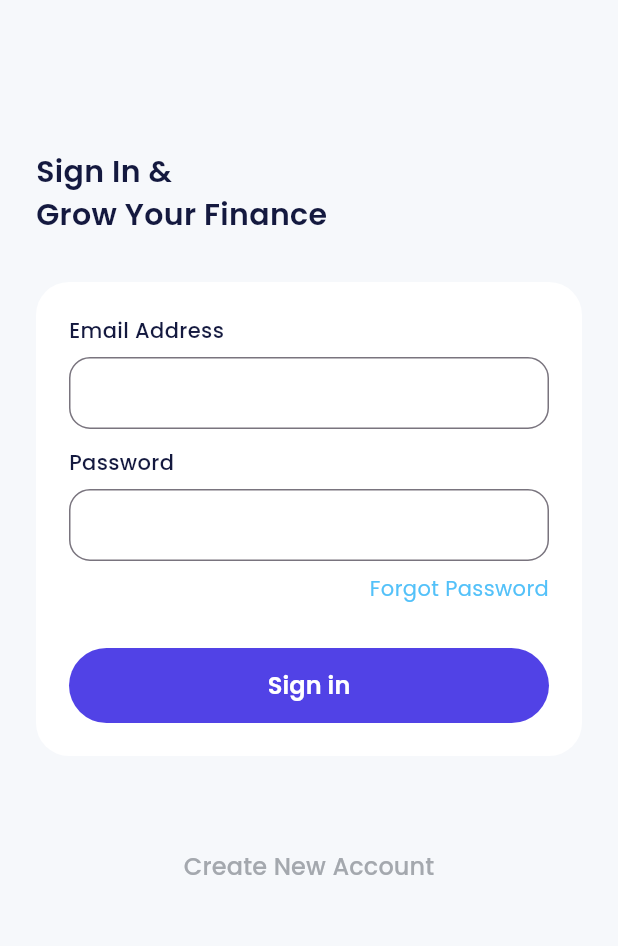
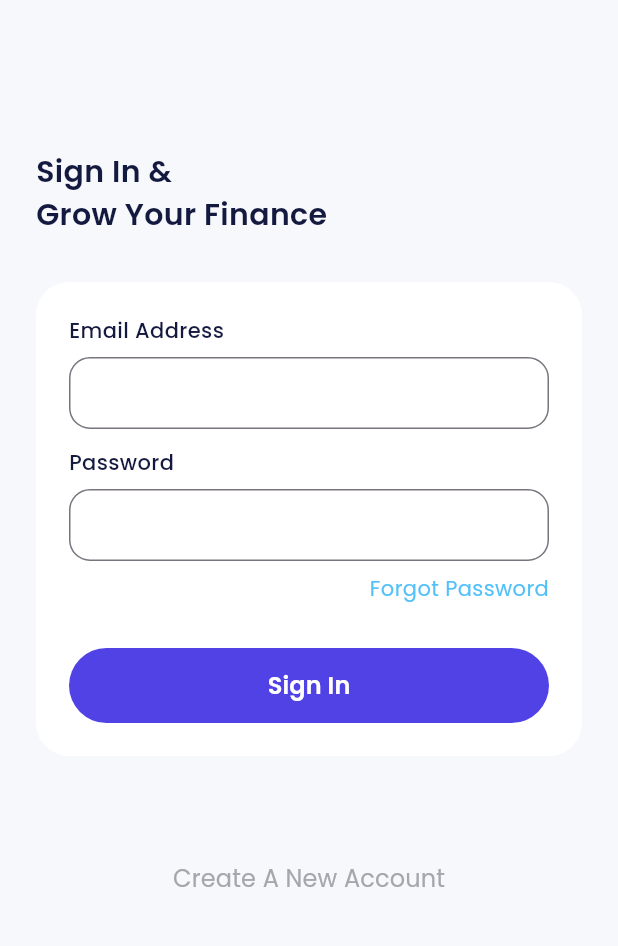
Before and after one commit to kingslyDev/E-walletmobile, a Flutter app: the SigninPage screen opened directly, on a phone screen of 412 x 824 dp, the part 225-1171 px from its top. Run offline on Flutter 3.47's test engine with Material 3 defaults, Android fonts, the phone set to English and light mode, and no system bars; our stand-ins replace carousel_slider, google_fonts.

Commit message:
widget textfield

```diff
--- a/lib/ui/pages/onboarding_page.dart
+++ b/lib/ui/pages/onboarding_page.dart
@@ -107,13 +107,8 @@ class _OnboardingPageState extends State<OnboardingPage> {
                               title: 'Get Started',
                               onPressed: () {},
                             ),
-                            Container(
-                              width: 52,
-                              height: 24,
-                              margin: EdgeInsets.only(
-                                top: 20,
-                              ),
-                              child: TextButton(
+                            CustomTextWidget(
+                              title: 'Login',
                               onPressed: () {
                                 Navigator.push(
                                   context,
@@ -122,17 +117,6 @@ class _OnboardingPageState extends State<OnboardingPage> {
                                   ),
                                 );
                               },
-                                style: TextButton.styleFrom(
-                                  padding: EdgeInsets.zero,
-                                ),
-                                child: Text(
-                                  'Login',
-                                  style: greyTextStyle.copyWith(
-                                    fontSize: 16,
-                                    fontWeight: regular,
-                                  ),
-                                ),
-                              ),
                             ),
                           ],
                         )
--- a/lib/ui/pages/signin_page.dart
+++ b/lib/ui/pages/signin_page.dart
@@ -1,5 +1,7 @@
 import 'package:bankga/shared/themes.dart';
 import 'package:bankga/ui/pages/register_page.dart';
+import 'package:bankga/ui/widgets/button.dart';
+import 'package:bankga/ui/widgets/forms.dart';
 import 'package:flutter/material.dart';
 
 class SigninPage extends StatelessWidget {
@@ -42,46 +44,16 @@ class SigninPage extends StatelessWidget {
               crossAxisAlignment: CrossAxisAlignment.start,
               children: [
                 // Email input
-                Text(
-                  'Email Address',
-                  style: blackTextStyle.copyWith(
-                    fontSize: 14,
-                    fontWeight: medium,
-                  ),
-                ),
-                SizedBox(
-                  height: 8,
-                ),
-                TextFormField(
-                  decoration: InputDecoration(
-                    border: OutlineInputBorder(
-                      borderRadius: BorderRadius.circular(14),
-                    ),
-                    contentPadding: EdgeInsets.all(12),
-                  ),
+                CustomFieldText(
+                  label: 'Email Address',
                 ),
                 SizedBox(
                   height: 12,
                 ),
-                // Email input
-                Text(
-                  'Password',
-                  style: blackTextStyle.copyWith(
-                    fontSize: 14,
-                    fontWeight: medium,
-                  ),
-                ),
-                SizedBox(
-                  height: 8,
-                ),
-                TextFormField(
-                  obscureText: true,
-                  decoration: InputDecoration(
-                    border: OutlineInputBorder(
-                      borderRadius: BorderRadius.circular(14),
-                    ),
-                    contentPadding: EdgeInsets.all(12),
-                  ),
+                // Password input
+                CustomFieldText(
+                  label: 'Password',
+                  obsecure: true,
                 ),
                 SizedBox(
                   height: 8,
@@ -96,25 +68,9 @@ class SigninPage extends StatelessWidget {
                 SizedBox(
                   height: 30,
                 ),
-                Container(
-                  width: double.infinity,
-                  height: 50,
-                  child: TextButton(
-                    onPressed: () {},
-                    style: TextButton.styleFrom(
-                      backgroundColor: purpleColor,
-                      shape: RoundedRectangleBorder(
-                        borderRadius: BorderRadius.circular(56),
-                      ),
-                    ),
-                    child: Text(
-                      'Sign in',
-                      style: whiteTextStyle.copyWith(
-                        fontSize: 16,
-                        fontWeight: semiBold,
-                      ),
-                    ),
-                  ),
+                CustomFilledButton(
+                  title: 'Sign In',
+                  onPressed: () {},
                 ),
               ],
             ),
@@ -122,26 +78,7 @@ class SigninPage extends StatelessWidget {
           SizedBox(
             height: 50,
           ),
-          Center(
-            child: Container(
-              child: TextButton(
-                onPressed: () {
-                  Navigator.push(
-                    context,
-                    MaterialPageRoute(
-                      builder: (context) => RegisterPage(),
-                    ),
-                  );
-                },
-                child: Text(
-                  'Create New Account',
-                  style: greyTextStyle.copyWith(
-                    fontSize: 16,
-                  ),
-                ),
-              ),
-            ),
-          ),
+          CustomTextWidget(title: 'Create A New Account'),
         ],
       ),
     );
--- a/lib/ui/widgets/button.dart
+++ b/lib/ui/widgets/button.dart
@@ -39,3 +39,37 @@ class CustomFilledButton extends StatelessWidget {
     );
   }
 }
+
+class CustomTextWidget extends StatelessWidget {
+  final String title;
+  final VoidCallback? onPressed;
+  const CustomTextWidget({
+    super.key,
+    required this.title,
+    this.onPressed,
+  });
+
+  @override
+  Widget build(BuildContext context) {
+    return Container(
+      width: 52,
+      height: 24,
+      margin: EdgeInsets.only(
+        top: 20,
+      ),
+      child: TextButton(
+        onPressed: onPressed,
+        style: TextButton.styleFrom(
+          padding: EdgeInsets.zero,
+        ),
+        child: Text(
+          title,
+          style: greyTextStyle.copyWith(
+            fontSize: 16,
+            fontWeight: regular,
+          ),
+        ),
+      ),
+    );
+  }
+}
--- /dev/null
+++ b/lib/ui/widgets/forms.dart
@@ -0,0 +1,41 @@
+import 'package:bankga/shared/themes.dart';
+import 'package:flutter/material.dart';
+
+class CustomFieldText extends StatelessWidget {
+  final String label;
+  final bool obsecure;
+  const CustomFieldText({
+    super.key,
+    required this.label,
+    this.obsecure = false,
+  });
+
+  @override
+  Widget build(BuildContext context) {
+    return Column(
+      crossAxisAlignment: CrossAxisAlignment.start,
+      children: [
+        // Email input
+        Text(
+          label,
+          style: blackTextStyle.copyWith(
+            fontSize: 14,
+            fontWeight: medium,
+          ),
+        ),
+        SizedBox(
+          height: 8,
+        ),
+        TextFormField(
+          obscureText: obsecure,
+          decoration: InputDecoration(
+            border: OutlineInputBorder(
+              borderRadius: BorderRadius.circular(14),
+            ),
+            contentPadding: EdgeInsets.all(12),
+          ),
+        ),
+      ],
+    );
+  }
+}
```
Lines whose indentation alone changed are shown as unchanged.
